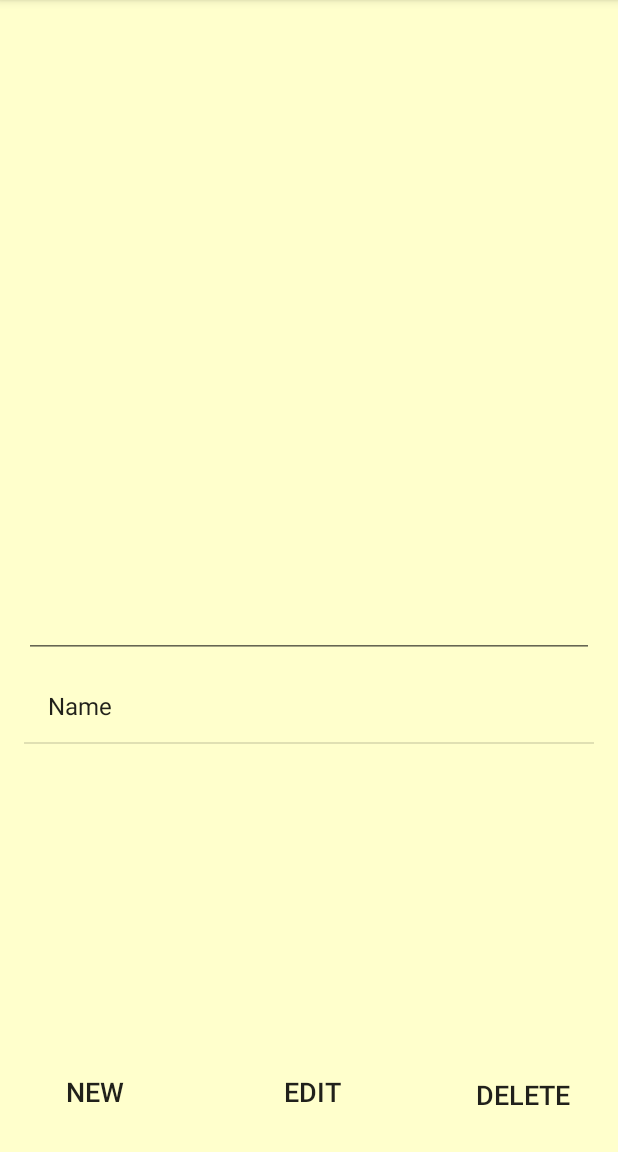
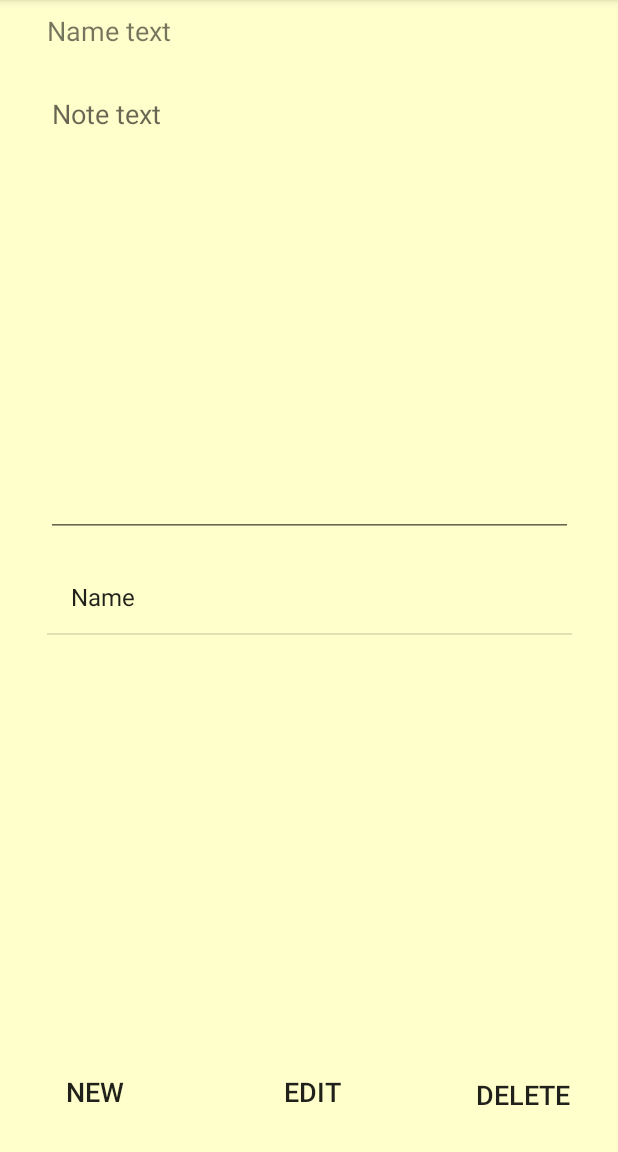
Before and after one commit to Deimant/Android, an Android app: the DisplayNote screen opened directly, with no data from a screen before it, after a tap on "SAVE", on a phone screen of 412 x 824 dp, the part 84-1236 px from its top. Run offline under Robolectric (Android 15) with nearby library versions, the phone set to English and light mode, and no system bars.

```diff
--- a/app/src/main/res/layout/activity_main.xml
+++ b/app/src/main/res/layout/activity_main.xml
@@ -50,7 +50,7 @@
         android:layout_marginRight="50dp"
         android:layout_marginBottom="16dp"
         android:lineSpacingExtra="10sp"
-        android:onClick="buttonAction"
+        android:onClick="newMessage"
         android:text="@string/newButton"
         android:textSize="18sp"
         app:layout_constraintBottom_toBottomOf="parent"
@@ -59,35 +59,53 @@
 
     <ListView
         android:id="@+id/myListView"
-        android:layout_width="0dp"
-        android:layout_height="231dp"
-        android:layout_marginStart="16dp"
-        android:layout_marginLeft="16dp"
-        android:layout_marginEnd="16dp"
-        android:layout_marginRight="16dp"
+        android:layout_width="350dp"
+        android:layout_height="0dp"
+        android:layout_marginStart="8dp"
+        android:layout_marginLeft="8dp"
+        android:layout_marginTop="8dp"
+        android:layout_marginEnd="8dp"
+        android:layout_marginRight="8dp"
         android:layout_marginBottom="28dp"
         android:headerDividersEnabled="false"
         app:layout_constraintBottom_toTopOf="@+id/deleteButton"
         app:layout_constraintEnd_toEndOf="parent"
-        app:layout_constraintHorizontal_bias="1.0"
-        app:layout_constraintStart_toStartOf="parent" />
+        app:layout_constraintStart_toStartOf="parent"
+        app:layout_constraintTop_toBottomOf="@+id/noteText" />
 
     <EditText
-        android:id="@+id/text"
-        android:layout_width="0dp"
+        android:id="@+id/noteText"
+        android:layout_width="351dp"
         android:layout_height="0dp"
-        android:layout_marginStart="16dp"
-        android:layout_marginLeft="16dp"
+        android:layout_marginStart="8dp"
+        android:layout_marginLeft="8dp"
         android:layout_marginTop="8dp"
-        android:layout_marginEnd="16dp"
-        android:layout_marginRight="16dp"
+        android:layout_marginEnd="8dp"
+        android:layout_marginRight="8dp"
         android:layout_marginBottom="8dp"
         android:ems="10"
         android:gravity="top"
+        android:hint="@string/noteText"
         android:inputType="none|textMultiLine"
         app:layout_constraintBottom_toTopOf="@+id/myListView"
         app:layout_constraintEnd_toEndOf="parent"
-        app:layout_constraintHorizontal_bias="0.0"
+        app:layout_constraintStart_toStartOf="parent"
+        app:layout_constraintTop_toBottomOf="@+id/nameText" />
+
+    <TextView
+        android:id="@+id/nameText"
+        android:layout_width="350dp"
+        android:layout_height="29dp"
+        android:layout_marginStart="8dp"
+        android:layout_marginLeft="8dp"
+        android:layout_marginTop="8dp"
+        android:layout_marginEnd="8dp"
+        android:layout_marginRight="8dp"
+        android:layout_marginBottom="8dp"
+        android:text="@string/nameText"
+        android:textSize="18sp"
+        app:layout_constraintBottom_toTopOf="@+id/noteText"
+        app:layout_constraintEnd_toEndOf="parent"
         app:layout_constraintStart_toStartOf="parent"
         app:layout_constraintTop_toTopOf="parent" />
 
--- a/app/src/main/res/values/strings.xml
+++ b/app/src/main/res/values/strings.xml
@@ -8,4 +8,6 @@
     <string name="noteName">Name</string>
     <string name="enterNote">Enter note</string>
     <string name="editButton">EDIT</string>
+    <string name="noteText">Note text</string>
+    <string name="nameText">Name text</string>
 </resources>
```
Also changed, not shown: app/src/main/java/com/example/arunas/short_code_notepad/MainActivity.java (+43 -58 lines), app/src/main/res/layout/activity_display_note.xml (+5 -4 lines).
